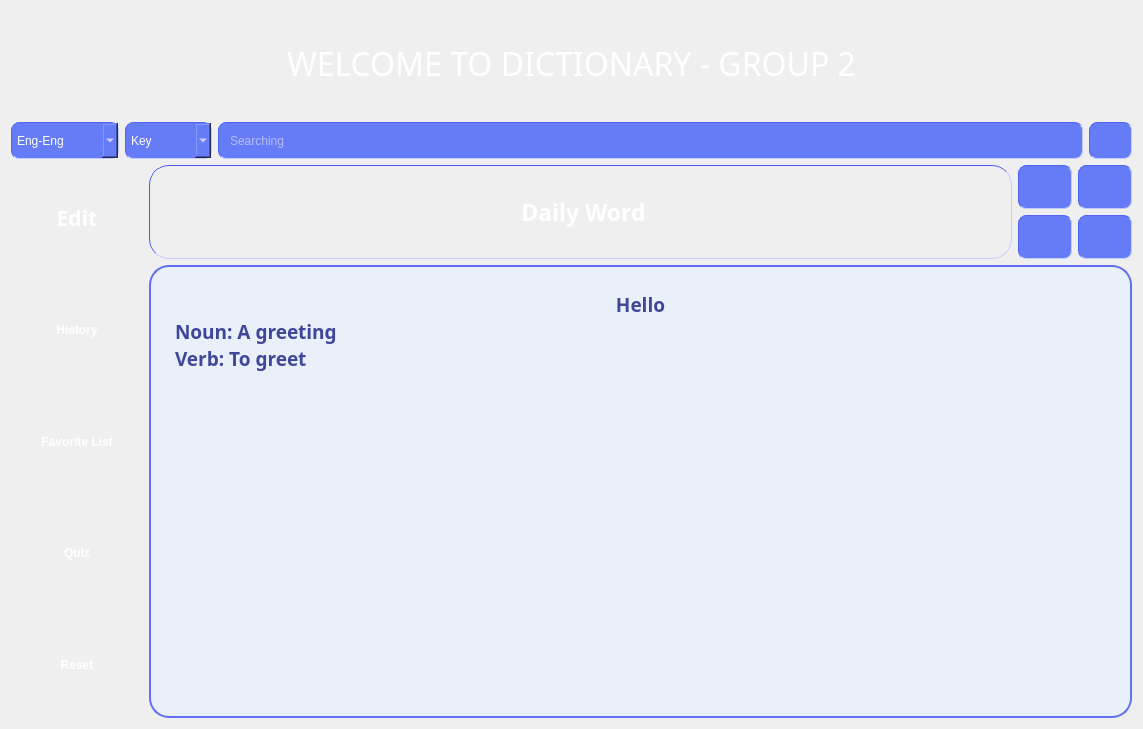
The window that homescreen.ui (OHonSam/CS163_Group2_Dictionary) describes before a commit, drawn with Qt 5.
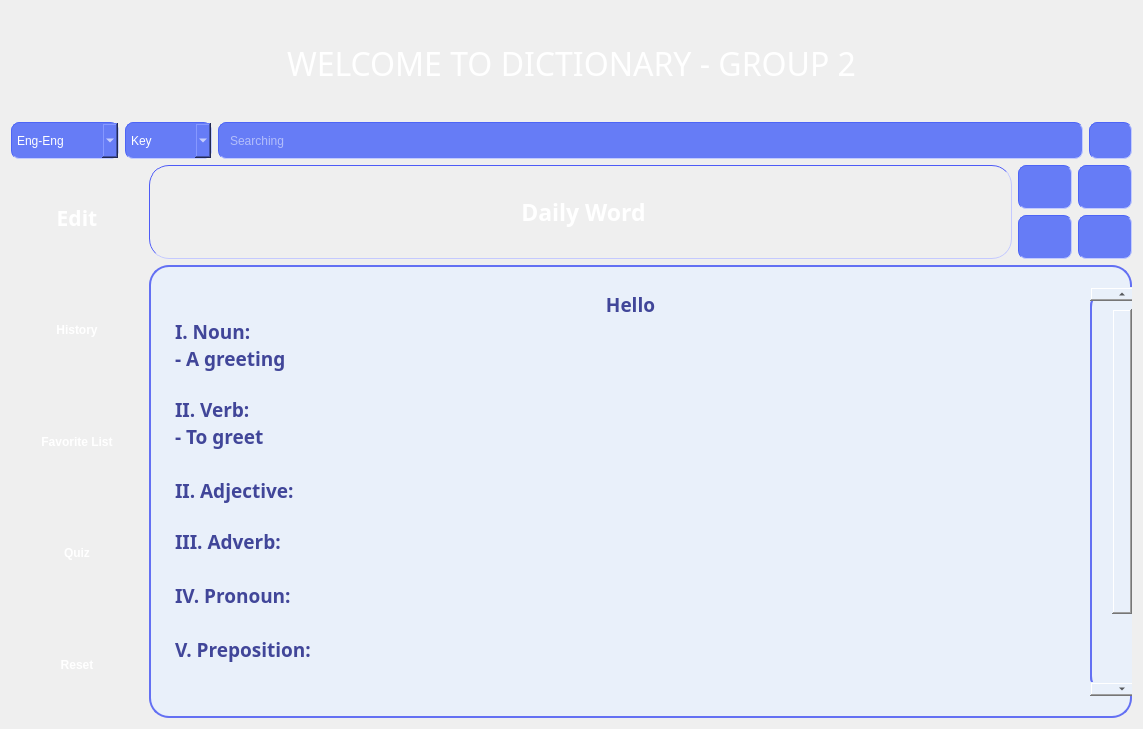
The same window after the commit. Icons and pictures are not drawn.

Commit message: design definition output

What changed in the file:
```diff
--- a/homescreen.ui
+++ b/homescreen.ui
@@ -571,8 +571,23 @@
 li.checked::marker { content: &quot;\2612&quot;; }
 &lt;/style&gt;&lt;/head&gt;&lt;body style=&quot; font-family:'Comfortaa'; font-size:13pt; font-weight:400; font-style:normal;&quot;&gt;
 &lt;p align=&quot;center&quot; style=&quot; margin-top:0px; margin-bottom:0px; margin-left:0px; margin-right:0px; -qt-block-indent:0; text-indent:0px;&quot;&gt;&lt;span style=&quot; font-size:14pt; font-weight:700; color:#414699;&quot;&gt;Hello&lt;/span&gt;&lt;/p&gt;
-&lt;p align=&quot;justify&quot; style=&quot; margin-top:0px; margin-bottom:0px; margin-left:0px; margin-right:0px; -qt-block-indent:0; text-indent:0px;&quot;&gt;&lt;span style=&quot; font-size:14pt; font-weight:700; color:#414699;&quot;&gt;Noun: A greeting&lt;/span&gt;&lt;/p&gt;
-&lt;p align=&quot;justify&quot; style=&quot; margin-top:0px; margin-bottom:0px; margin-left:0px; margin-right:0px; -qt-block-indent:0; text-indent:0px;&quot;&gt;&lt;span style=&quot; font-size:14pt; font-weight:700; color:#414699;&quot;&gt;Verb: To greet&lt;/span&gt;&lt;/p&gt;&lt;/body&gt;&lt;/html&gt;</string>
+&lt;p align=&quot;justify&quot; style=&quot; margin-top:0px; margin-bottom:0px; margin-left:0px; margin-right:0px; -qt-block-indent:0; text-indent:0px;&quot;&gt;&lt;span style=&quot; font-size:14pt; font-weight:700; color:#414699;&quot;&gt;I. Noun: &lt;/span&gt;&lt;/p&gt;
+&lt;p align=&quot;justify&quot; style=&quot; margin-top:0px; margin-bottom:0px; margin-left:0px; margin-right:0px; -qt-block-indent:0; text-indent:0px;&quot;&gt;&lt;span style=&quot; font-size:14pt; font-weight:700; color:#414699;&quot;&gt;- A greeting&lt;/span&gt;&lt;/p&gt;
+&lt;p align=&quot;justify&quot; style=&quot;-qt-paragraph-type:empty; margin-top:0px; margin-bottom:0px; margin-left:0px; margin-right:0px; -qt-block-indent:0; text-indent:0px;&quot;&gt;&lt;br /&gt;&lt;/p&gt;
+&lt;p align=&quot;justify&quot; style=&quot; margin-top:0px; margin-bottom:0px; margin-left:0px; margin-right:0px; -qt-block-indent:0; text-indent:0px;&quot;&gt;&lt;span style=&quot; font-size:14pt; font-weight:700; color:#414699;&quot;&gt;II. Verb: &lt;/span&gt;&lt;/p&gt;
+&lt;p align=&quot;justify&quot; style=&quot; margin-top:0px; margin-bottom:0px; margin-left:0px; margin-right:0px; -qt-block-indent:0; text-indent:0px;&quot;&gt;&lt;span style=&quot; font-size:14pt; font-weight:700; color:#414699;&quot;&gt;- To greet&lt;/span&gt;&lt;/p&gt;
+&lt;p style=&quot;-qt-paragraph-type:empty; margin-top:0px; margin-bottom:0px; margin-left:0px; margin-right:0px; -qt-block-indent:0; text-indent:0px; font-size:14pt; font-weight:700; color:#414699;&quot;&gt;&lt;br /&gt;&lt;/p&gt;
+&lt;p style=&quot; margin-top:0px; margin-bottom:0px; margin-left:0px; margin-right:0px; -qt-block-indent:0; text-indent:0px;&quot;&gt;&lt;span style=&quot; font-size:14pt; font-weight:700; color:#414699;&quot;&gt;II. Adjective: &lt;/span&gt;&lt;/p&gt;
+&lt;p style=&quot;-qt-paragraph-type:empty; margin-top:0px; margin-bottom:0px; margin-left:0px; margin-right:0px; -qt-block-indent:0; text-indent:0px;&quot;&gt;&lt;br /&gt;&lt;/p&gt;
+&lt;p style=&quot; margin-top:0px; margin-bottom:0px; margin-left:0px; margin-right:0px; -qt-block-indent:0; text-indent:0px;&quot;&gt;&lt;span style=&quot; font-size:14pt; font-weight:700; color:#414699;&quot;&gt;III. Adverb: &lt;/span&gt;&lt;/p&gt;
+&lt;p style=&quot;-qt-paragraph-type:empty; margin-top:0px; margin-bottom:0px; margin-left:0px; margin-right:0px; -qt-block-indent:0; text-indent:0px; font-size:14pt; font-weight:700; color:#414699;&quot;&gt;&lt;br /&gt;&lt;/p&gt;
+&lt;p style=&quot; margin-top:0px; margin-bottom:0px; margin-left:0px; margin-right:0px; -qt-block-indent:0; text-indent:0px;&quot;&gt;&lt;span style=&quot; font-size:14pt; font-weight:700; color:#414699;&quot;&gt;IV. Pronoun: &lt;/span&gt;&lt;/p&gt;
+&lt;p style=&quot;-qt-paragraph-type:empty; margin-top:0px; margin-bottom:0px; margin-left:0px; margin-right:0px; -qt-block-indent:0; text-indent:0px; font-size:14pt; font-weight:700; color:#414699;&quot;&gt;&lt;br /&gt;&lt;/p&gt;
+&lt;p style=&quot; margin-top:0px; margin-bottom:0px; margin-left:0px; margin-right:0px; -qt-block-indent:0; text-indent:0px;&quot;&gt;&lt;span style=&quot; font-size:14pt; font-weight:700; color:#414699;&quot;&gt;V. Preposition: &lt;/span&gt;&lt;/p&gt;
+&lt;p style=&quot;-qt-paragraph-type:empty; margin-top:0px; margin-bottom:0px; margin-left:0px; margin-right:0px; -qt-block-indent:0; text-indent:0px; font-size:14pt; font-weight:700; color:#414699;&quot;&gt;&lt;br /&gt;&lt;/p&gt;
+&lt;p style=&quot; margin-top:0px; margin-bottom:0px; margin-left:0px; margin-right:0px; -qt-block-indent:0; text-indent:0px;&quot;&gt;&lt;span style=&quot; font-size:14pt; font-weight:700; color:#414699;&quot;&gt;VI. Conjunction: &lt;/span&gt;&lt;/p&gt;
+&lt;p style=&quot;-qt-paragraph-type:empty; margin-top:0px; margin-bottom:0px; margin-left:0px; margin-right:0px; -qt-block-indent:0; text-indent:0px; font-size:14pt; font-weight:700; color:#414699;&quot;&gt;&lt;br /&gt;&lt;/p&gt;
+&lt;p style=&quot; margin-top:0px; margin-bottom:0px; margin-left:0px; margin-right:0px; -qt-block-indent:0; text-indent:0px;&quot;&gt;&lt;span style=&quot; font-size:14pt; font-weight:700; color:#414699;&quot;&gt;VII. Interjection:&lt;/span&gt;&lt;/p&gt;&lt;/body&gt;&lt;/html&gt;</string>
          </property>
          <property name="placeholderText">
           <string>Displaying...</string>
```
